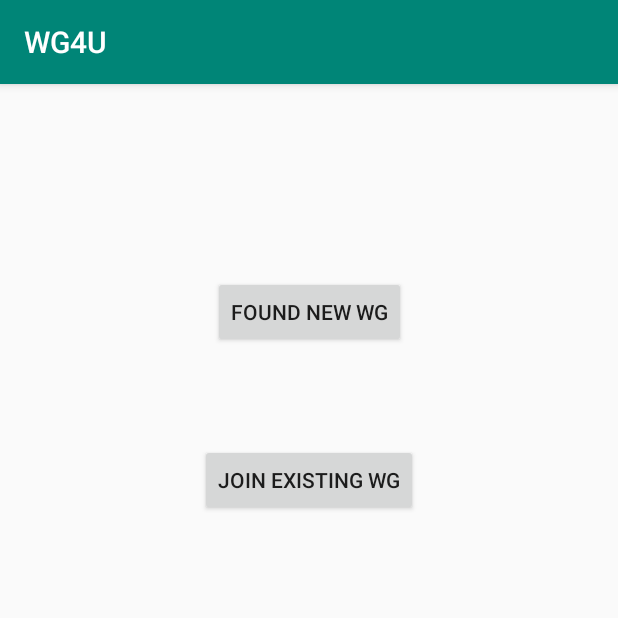
After one commit to patti93/MyApplication, an Android app: the NoWGActivity screen opened directly, with no data from a screen before it, on a phone screen of 412 x 824 dp, the top half of it. The commit adds this screen. Run offline under Robolectric (Android 15) with nearby library versions, the phone set to English and light mode, and no system bars.

Commit message:
Auswahl Activity für WGs hinzugefügt. (join/found)
Suche WG + Gründe WG Activities leer hinzugefügt

Strings korrigiert

```diff
--- a/app/src/main/AndroidManifest.xml
+++ b/app/src/main/AndroidManifest.xml
@@ -9,7 +9,7 @@
         android:roundIcon="@mipmap/ic_launcher_round"
         android:supportsRtl="true"
         android:theme="@style/AppTheme">
-        <activity android:name=".CreateUserSuccess"></activity>
+        <activity android:name=".CreateUserSuccess" />
         <activity android:name=".MainActivity">
             <intent-filter>
                 <action android:name="android.intent.action.MAIN" />
@@ -19,6 +19,9 @@
         </activity>
         <activity android:name=".CreateUserActivity" />
         <activity android:name=".MainMenuActivity" />
+        <activity android:name=".NoWGActivity" />
+        <activity android:name=".FoundWGActivity" />
+        <activity android:name=".SearchWGActivity" />
     </application>
 
 </manifest>
--- /dev/null
+++ b/app/src/main/java/com/example/patrick/myapplication/NoWGActivity.java
@@ -0,0 +1,25 @@
+package com.example.patrick.myapplication;
+
+import android.content.Intent;
+import android.support.v7.app.AppCompatActivity;
+import android.os.Bundle;
+import android.view.View;
+
+public class NoWGActivity extends AppCompatActivity {
+
+    @Override
+    protected void onCreate(Bundle savedInstanceState) {
+        super.onCreate(savedInstanceState);
+        setContentView(R.layout.activity_no_wg);
+    }
+
+    public void found_new_WG_button(View view){
+        Intent intent = new Intent(this,FoundWGActivity.class);
+        startActivity(intent);
+    }
+
+    public void join_WG_button(View view){
+        Intent intent = new Intent(this,SearchWGActivity.class);
+        startActivity(intent);
+    }
+}
--- /dev/null
+++ b/app/src/main/res/layout/activity_no_wg.xml
@@ -0,0 +1,32 @@
+<?xml version="1.0" encoding="utf-8"?>
+<android.support.constraint.ConstraintLayout xmlns:android="http://schemas.android.com/apk/res/android"
+    xmlns:app="http://schemas.android.com/apk/res-auto"
+    xmlns:tools="http://schemas.android.com/tools"
+    android:layout_width="match_parent"
+    android:layout_height="match_parent"
+    tools:context=".NoWGActivity">
+
+    <Button
+        android:id="@+id/button_found_wg"
+        android:layout_width="wrap_content"
+        android:layout_height="wrap_content"
+        android:layout_marginStart="8dp"
+        android:layout_marginTop="128dp"
+        android:layout_marginEnd="8dp"
+        android:text="@string/found_wg"
+        app:layout_constraintEnd_toEndOf="parent"
+        app:layout_constraintStart_toStartOf="parent"
+        app:layout_constraintTop_toTopOf="parent" />
+
+    <Button
+        android:id="@+id/button_join_wg"
+        android:layout_width="wrap_content"
+        android:layout_height="wrap_content"
+        android:layout_marginStart="8dp"
+        android:layout_marginTop="64dp"
+        android:layout_marginEnd="8dp"
+        android:text="@string/join_wg"
+        app:layout_constraintEnd_toEndOf="parent"
+        app:layout_constraintStart_toStartOf="parent"
+        app:layout_constraintTop_toBottomOf="@+id/button_found_wg" />
+</android.support.constraint.ConstraintLayout>
--- a/app/src/main/res/values/strings.xml
+++ b/app/src/main/res/values/strings.xml
@@ -13,10 +13,12 @@
     <string name="new_user_success">You successfully singed up for WG4U!</string>
     <string name="user_name">User</string>
     <string name="login">Login</string>
-    <string name="short_password">Choosen password is too short (min. 8 characters)!</string>
+    <string name="short_password">Chosen password is too short (min. 8 characters)!</string>
     <string name="no_password_match">The passwords dont match!</string>
     <string name="bday_format_error">Check the birthday!</string>
     <string name="empty_Fields">Please fill in each field!</string>
     <string name="user_exists">User already exists</string>
-    <string name="mail_not_valid">Invalid mail adress</string>
+    <string name="mail_not_valid">Invalid mail address</string>
+    <string name="found_wg">Found new WG</string>
+    <string name="join_wg">Join existing WG</string>
 </resources>
```
Also changed, not shown: app/src/main/java/com/example/patrick/myapplication/FoundWGActivity.java (added, +13 -0 lines), app/src/main/java/com/example/patrick/myapplication/SearchWGActivity.java (added, +13 -0 lines), app/src/main/res/layout/activity_found_wg.xml (added, +8 -0 lines), app/src/main/res/layout/activity_search_wg.xml (added, +8 -0 lines), 1 other file.
